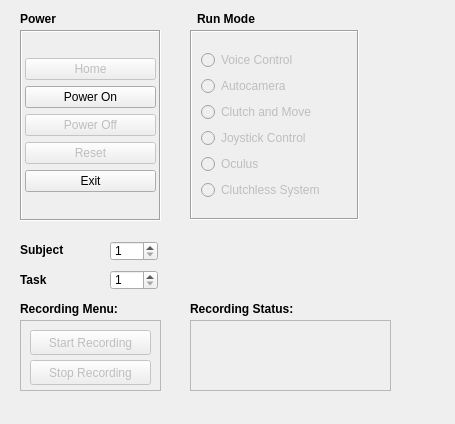
Old version of the form dvrk_cares_rqt_plugin/resource/MyPlugin.ui in the repository careslab/careslab_dvrk.
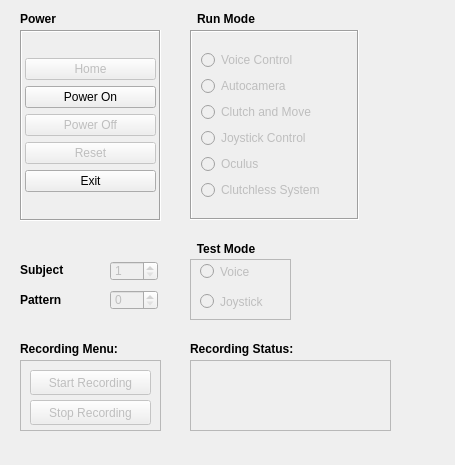
New version of the form.

```diff
--- a/dvrk_cares_rqt_plugin/resource/MyPlugin.ui
+++ b/dvrk_cares_rqt_plugin/resource/MyPlugin.ui
@@ -7,7 +7,7 @@
     <x>0</x>
     <y>0</y>
     <width>455</width>
-    <height>424</height>
+    <height>465</height>
    </rect>
   </property>
   <property name="windowTitle">
@@ -326,7 +326,7 @@
    <property name="geometry">
     <rect>
      <x>20</x>
-     <y>300</y>
+     <y>340</y>
      <width>131</width>
      <height>17</height>
     </rect>
@@ -366,7 +366,7 @@
    <property name="geometry">
     <rect>
      <x>20</x>
-     <y>320</y>
+     <y>360</y>
      <width>141</width>
      <height>71</height>
     </rect>
@@ -411,10 +411,13 @@
    </widget>
   </widget>
   <widget class="QSpinBox" name="subjectValueBox">
+   <property name="enabled">
+    <bool>false</bool>
+   </property>
    <property name="geometry">
     <rect>
      <x>110</x>
-     <y>241</y>
+     <y>261</y>
      <width>48</width>
      <height>20</height>
     </rect>
@@ -427,7 +430,7 @@
    <property name="geometry">
     <rect>
      <x>20</x>
-     <y>240</y>
+     <y>260</y>
      <width>91</width>
      <height>20</height>
     </rect>
@@ -467,7 +470,7 @@
    <property name="geometry">
     <rect>
      <x>190</x>
-     <y>300</y>
+     <y>340</y>
      <width>131</width>
      <height>17</height>
     </rect>
@@ -486,7 +489,7 @@
    <property name="geometry">
     <rect>
      <x>200</x>
-     <y>330</y>
+     <y>370</y>
      <width>181</width>
      <height>51</height>
     </rect>
@@ -505,7 +508,7 @@
    <property name="geometry">
     <rect>
      <x>190</x>
-     <y>320</y>
+     <y>360</y>
      <width>201</width>
      <height>71</height>
     </rect>
@@ -518,23 +521,26 @@
    </property>
   </widget>
   <widget class="QSpinBox" name="taskValueBox">
+   <property name="enabled">
+    <bool>false</bool>
+   </property>
    <property name="geometry">
     <rect>
      <x>110</x>
-     <y>270</y>
+     <y>290</y>
      <width>48</width>
      <height>20</height>
     </rect>
    </property>
    <property name="minimum">
-    <number>1</number>
+    <number>0</number>
    </property>
   </widget>
   <widget class="QLabel" name="taskLabel">
    <property name="geometry">
     <rect>
      <x>20</x>
-     <y>270</y>
+     <y>290</y>
      <width>91</width>
      <height>20</height>
     </rect>
@@ -564,12 +570,101 @@
     <enum>QFrame::Raised</enum>
    </property>
    <property name="text">
-    <string>Task</string>
+    <string>Pattern</string>
    </property>
    <property name="alignment">
     <set>Qt::AlignLeading|Qt::AlignLeft|Qt::AlignVCenter</set>
    </property>
   </widget>
+  <widget class="QRadioButton" name="voiceButton">
+   <property name="enabled">
+    <bool>false</bool>
+   </property>
+   <property name="geometry">
+    <rect>
+     <x>200</x>
+     <y>260</y>
+     <width>112</width>
+     <height>23</height>
+    </rect>
+   </property>
+   <property name="text">
+    <string>Voice</string>
+   </property>
+  </widget>
+  <widget class="QRadioButton" name="joystickButton">
+   <property name="enabled">
+    <bool>false</bool>
+   </property>
+   <property name="geometry">
+    <rect>
+     <x>200</x>
+     <y>290</y>
+     <width>112</width>
+     <height>23</height>
+    </rect>
+   </property>
+   <property name="text">
+    <string>Joystick</string>
+   </property>
+  </widget>
+  <widget class="QFrame" name="testMode">
+   <property name="geometry">
+    <rect>
+     <x>190</x>
+     <y>259</y>
+     <width>101</width>
+     <height>61</height>
+    </rect>
+   </property>
+   <property name="frameShape">
+    <enum>QFrame::StyledPanel</enum>
+   </property>
+   <property name="frameShadow">
+    <enum>QFrame::Raised</enum>
+   </property>
+  </widget>
+  <widget class="QLabel" name="runModeLabel_2">
+   <property name="geometry">
+    <rect>
+     <x>190</x>
+     <y>240</y>
+     <width>72</width>
+     <height>17</height>
+    </rect>
+   </property>
+   <property name="sizePolicy">
+    <sizepolicy hsizetype="Minimum" vsizetype="Preferred">
+     <horstretch>0</horstretch>
+     <verstretch>10</verstretch>
+    </sizepolicy>
+   </property>
+   <property name="maximumSize">
+    <size>
+     <width>16777215</width>
+     <height>20</height>
+    </size>
+   </property>
+   <property name="font">
+    <font>
+     <weight>75</weight>
+     <bold>true</bold>
+    </font>
+   </property>
+   <property name="frameShape">
+    <enum>QFrame::NoFrame</enum>
+   </property>
+   <property name="frameShadow">
+    <enum>QFrame::Raised</enum>
+   </property>
+   <property name="text">
+    <string>Test Mode</string>
+   </property>
+   <property name="alignment">
+    <set>Qt::AlignCenter</set>
+   </property>
+  </widget>
+  <zorder>testMode</zorder>
   <zorder>frame</zorder>
   <zorder>recordFrame</zorder>
   <zorder>powerFrame</zorder>
```
Left out of the diff: 3 changed lines with no effect on the pictures.
